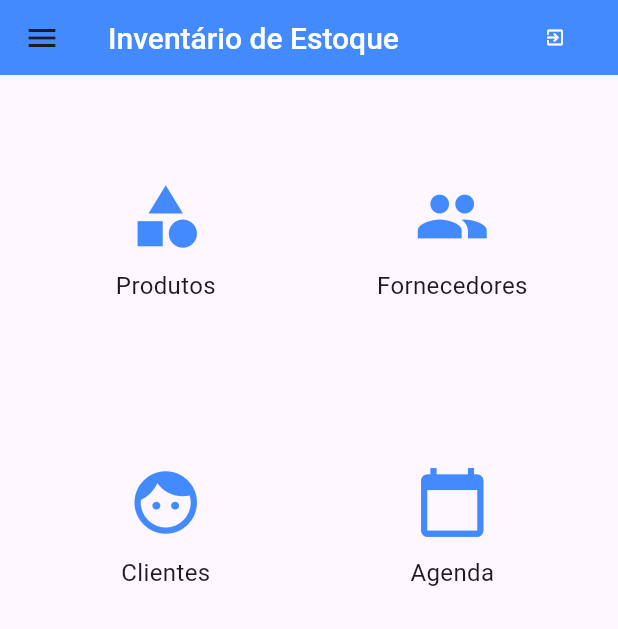
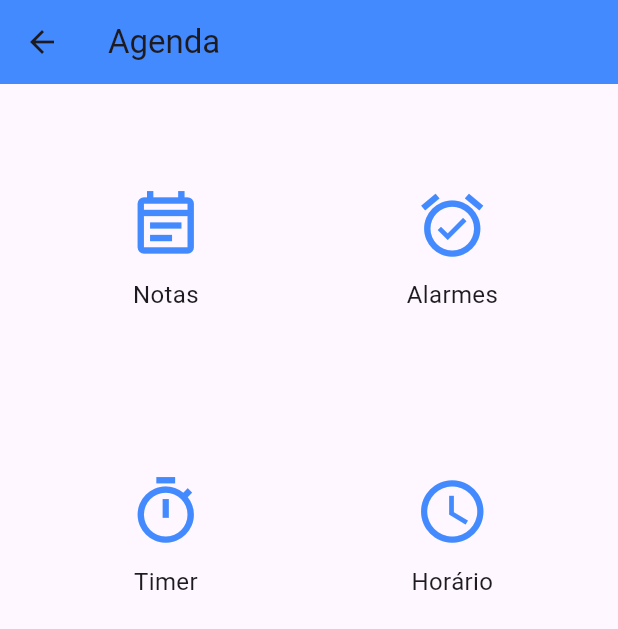
Before and after one commit to alextochy/fatec_rp_noite_pdm2024_app_avaliacao2_alexcolman_igor, a Flutter app: the PrincipalView screen opened by its route, after a tap on "Agenda", on a phone screen of 412 x 824 dp. Shown: the top 629 px of the screen. Run offline on Flutter 3.47's test engine with Material 3 defaults, Android fonts, the light colour scheme and no system bars; our stand-ins replace cloud_firestore, device_preview, firebase_auth, firebase_core, mask_text_input_formatter; accounts and stored records are empty.

Commit message:
layoutagenda

```diff
--- a/lib/main.dart
+++ b/lib/main.dart
@@ -10,6 +10,7 @@ import 'view/login_view.dart';
 import 'view/principal_view.dart';
 import 'view/1produto_view.dart';
 import 'view/2cliente_view.dart';
+import 'view/3agenda_view.dart';
 
 Future<void> main() async {
   WidgetsFlutterBinding.ensureInitialized();
@@ -81,6 +82,7 @@ class _MainAppState extends State<MainApp> {
         'login': (context) => LoginView(),
         'cadastrar': (context) => CadastrarView(),
         'principal': (context) => PrincipalView(),
+        'agenda' :(context) => AgendaView(),
         'cliente': (context) => ListaClientesView(
               clientes: clientes,
               onUpdate: _atualizarCliente,
--- a/lib/view/3agenda_view.dart
+++ b/lib/view/3agenda_view.dart
@@ -0,0 +1,81 @@
+import 'package:flutter/material.dart';
+
+class AgendaView extends StatelessWidget {
+  const AgendaView({Key? key}) : super(key: key);
+
+  @override
+  Widget build(BuildContext context) {
+    return Scaffold(
+      appBar: AppBar(
+        title: Text('Agenda'),
+        backgroundColor: Colors.blueAccent,
+      ),
+      body: Padding(
+        padding: const EdgeInsets.all(20.0),
+        child: GridView.count(
+          crossAxisCount: 2,
+          crossAxisSpacing: 10.0,
+          mainAxisSpacing: 10.0,
+          children: [
+            IconButtonWidget(
+              icon: Icons.event_note_outlined,
+              label: 'Notas',
+              onTap: () {
+                // Adicione a ação desejada aqui
+              },
+            ),
+            IconButtonWidget(
+              icon: Icons.alarm_on_outlined,
+              label: 'Alarmes',
+              onTap: () {
+                // Adicione a ação desejada aqui
+              },
+            ),
+            IconButtonWidget(
+              icon: Icons.timer_outlined,
+              label: 'Timer',
+              onTap: () {
+                // Adicione a ação desejada aqui
+              },
+            ),
+            IconButtonWidget(
+              icon: Icons.schedule_outlined,
+              label: 'Horário',
+              onTap: () {
+                // Adicione a ação desejada aqui
+              },
+            ),
+          ],
+        ),
+      ),
+    );
+  }
+}
+
+class IconButtonWidget extends StatelessWidget {
+  final IconData icon;
+  final String label;
+  final VoidCallback onTap;
+
+  const IconButtonWidget({
+    required this.icon,
+    required this.label,
+    required this.onTap,
+    Key? key,
+  }) : super(key: key);
+
+  @override
+  Widget build(BuildContext context) {
+    return InkWell(
+      onTap: onTap,
+      child: Column(
+        mainAxisAlignment: MainAxisAlignment.center,
+        children: [
+          Icon(icon, size: 50.0, color: Colors.blueAccent),
+          SizedBox(height: 10),
+          Text(label, style: TextStyle(fontSize: 16.0)),
+        ],
+      ),
+    );
+  }
+}
--- a/lib/view/principal_view.dart
+++ b/lib/view/principal_view.dart
@@ -1,13 +1,9 @@
-// ignore_for_file: prefer_const_constructors, sized_box_for_whitespace, prefer_const_literals_to_create_immutables
-
 import 'package:flutter/material.dart';
 import '../controller/login_controller.dart';
-// import 'package:seu_app/telas/tela2.dart';
-// import 'package:seu_app/telas/tela3.dart';
-// import 'package:seu_app/telas/tela4.dart';
+import '3agenda_view.dart'; // Importe a tela AgendaView aqui
 
 class PrincipalView extends StatefulWidget {
-  const PrincipalView({super.key});
+  const PrincipalView({Key? key}) : super(key: key);
 
   @override
   State<PrincipalView> createState() => _PrincipalViewState();
@@ -147,7 +143,10 @@ class _PrincipalViewState extends State<PrincipalView> {
               icon: Icons.calendar_today,
               label: 'Agenda',
               onTap: () {
-                Navigator.pushNamed(context, 'agenda');
+                Navigator.push(
+                  context,
+                  MaterialPageRoute(builder: (context) => AgendaView()),
+                );
               },
             ),
           ],
```
